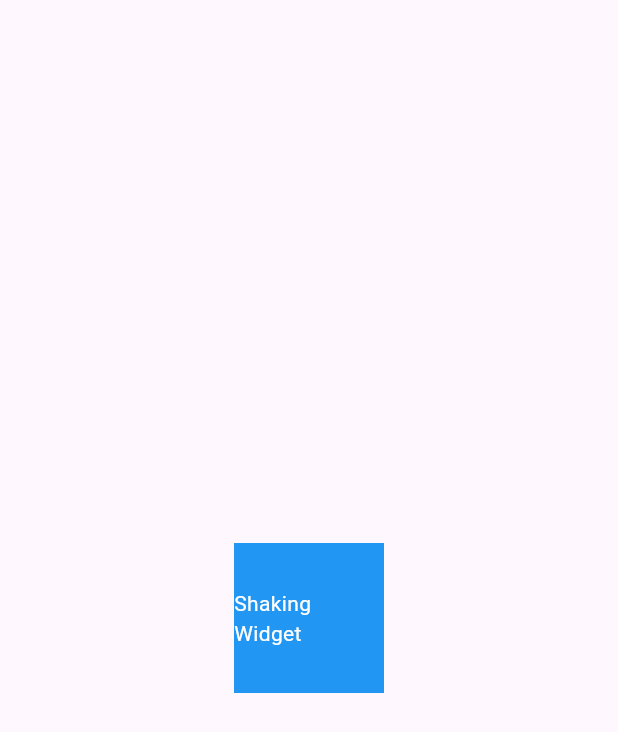
After one commit to Abhisek-07/melos_project, a Flutter app: the RotatingShakeWidget screen opened by its route, after a tap on "Shaking Widget", on a phone screen of 412 x 824 dp. The commit adds this screen. Shown: the top 732 px of the screen. Run offline on Flutter 3.47's test engine with Material 2 defaults, Android fonts, the light colour scheme and no system bars; our stand-ins replace flutter_hooks, flutter_riverpod, flutter_svg, fluttertoast, freezed_annotation, go_router and 1 more; accounts and stored records are empty.

Commit message:
animated the cards in appstore screen using hooks and animated builder. Only issue is to where and how to dispose the timer. Now, have to convert the card widget into an animated component and separate all the hooks provider logic in it. shake_widget.dart is used as a test widget for the animation

```diff
--- a/apps/component_example/lib/app_router_config/router_config.dart
+++ b/apps/component_example/lib/app_router_config/router_config.dart
@@ -9,6 +9,7 @@ import 'package:component_example/screens/bank_transfer_screen.dart';
 import 'package:component_example/screens/bank_user_home.dart';
 import 'package:component_example/screens/final_screen.dart';
 import 'package:component_example/screens/grid_view_home.dart';
+import 'package:component_example/screens/shake_widget.dart';
 import 'package:go_router/go_router.dart';
 import 'package:flutter/material.dart';
 
@@ -145,6 +146,14 @@ final goRouter = GoRouter(
                       //     },
                       //   )
                       // ]
+                    ),
+                    GoRoute(
+                      parentNavigatorKey: _rootNavigatorKey,
+                      name: 'shake',
+                      path: 'shake-widget',
+                      builder: (context, state) {
+                        return const RotatingShakeWidget();
+                      },
                     )
                   ])
             ],
--- /dev/null
+++ b/apps/component_example/lib/screens/shake_widget.dart
@@ -0,0 +1,98 @@
+import 'dart:async';
+
+import 'package:flutter/material.dart';
+import 'package:flutter_hooks/flutter_hooks.dart';
+import 'dart:math';
+
+class RotatingShakeWidget extends HookWidget {
+  const RotatingShakeWidget({super.key});
+  @override
+  Widget build(BuildContext context) {
+    final animationController = useAnimationController(
+      duration: const Duration(milliseconds: 300),
+    );
+
+    final animation = useAnimation(
+      TweenSequence([
+        TweenSequenceItem(
+          tween: Tween<double>(begin: 0.0, end: 15.0),
+          weight: 1,
+        ),
+        TweenSequenceItem(
+          tween: Tween<double>(begin: 15.0, end: -15.0),
+          weight: 1,
+        ),
+        TweenSequenceItem(
+          tween: Tween<double>(begin: -15.0, end: 0.0),
+          weight: 1,
+        ),
+      ]).animate(animationController),
+    );
+
+    // int repeatCount = 0;
+
+    Timer? animationTimer; // Timer variable to control the animation duration
+
+    void _startAnimation() {
+      // repeatCount = 0;
+      // animationController.forward(from: 0.0);
+      animationController.repeat();
+      animationTimer = Timer(const Duration(seconds: 1), () {
+        // animationController.stop();
+        animationController.reset();
+        animationTimer!.cancel();
+        // Stop the animation after 3 seconds
+      });
+    }
+
+    // useEffect(() {
+    //   animationController.addStatusListener((status) {
+    //     if (status == AnimationStatus.completed) {
+    //       repeatCount++;
+    //       if (repeatCount < 2) {
+    //         // Timer(const Duration(milliseconds: 500), () {
+    //         animationController.reset();
+    //         animationController.forward(from: 0.0);
+    //         // });
+    //       } else {
+    //         repeatCount = 0;
+    //       }
+    //     }
+    //   });
+    // }, []);
+
+    return Scaffold(
+        body: Center(
+      child: GestureDetector(
+        onTap: () {
+          if (animationController.status == AnimationStatus.completed ||
+              animationController.status == AnimationStatus.dismissed) {
+            _startAnimation();
+          }
+        },
+        // animationController.isAnimating ? null : _handleTap,
+
+        child: AnimatedBuilder(
+          animation: animationController,
+          builder: (context, child) {
+            return Transform.rotate(
+              angle: animation * 3.1415926535 / 180.0,
+              child: child,
+            );
+          },
+          child: Container(
+            width: 100,
+            height: 100,
+            color: Colors.blue,
+            child: const Center(
+              child: Text(
+                'Shaking Widget',
+                style: TextStyle(color: Colors.white),
+              ),
+            ),
+          ),
+        ),
+      ),
+    ));
+  }
+}
```
Also changed, not shown: apps/component_example/lib/screens/app_store.dart (+159 -106 lines), apps/component_example/lib/screens/grid_view_home.dart (+15 -5 lines), apps/component_example/lib/widgets/app_card.dart (added, +176 -0 lines).
